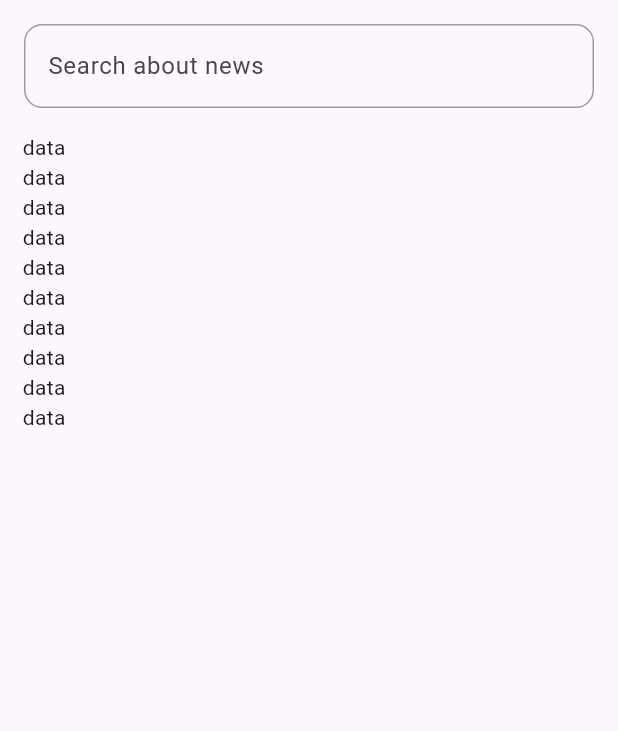
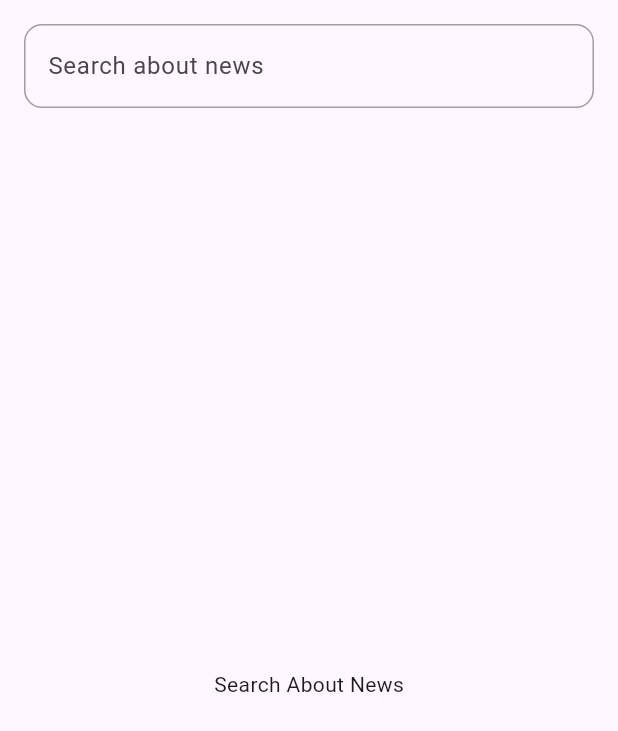
Before and after one commit to aymangomaa604/news_app_with_cleanArch, a Flutter app: the SearchView screen opened by its route, on a phone screen of 412 x 824 dp. Shown: the top 731 px of the screen. Run offline on Flutter 3.47's test engine with Material 3 defaults, Android fonts, the phone set to English and light mode, and no system bars; our stand-ins replace bloc, dartz, dio, flutter_bloc, go_router, hive and 1 more; accounts and stored records are empty; network calls fail.

Commit message:
clean arch done

```diff
--- a/lib/core/utils/consts.dart
+++ b/lib/core/utils/consts.dart
@@ -1 +1,2 @@
 const kAllNews = 'box';
+const kSearchNews = 'box2';
--- /dev/null
+++ b/lib/features/search/data/models/repos/Search_repo_imp.dart
@@ -0,0 +1,39 @@
+import 'package:dartz/dartz.dart';
+import 'package:dio/dio.dart';
+import 'package:flutter/foundation.dart';
+import 'package:news_app_with_cleanarch/core/utils/errors/failure.dart';
+import 'package:news_app_with_cleanarch/features/search/data/remote_data_source/searc_Local_data_source.dart';
+import 'package:news_app_with_cleanarch/features/search/data/remote_data_source/search_remote_data_source.dart';
+import 'package:news_app_with_cleanarch/features/search/domain/entity/search_news_entity.dart';
+import 'package:news_app_with_cleanarch/features/search/domain/repos/search_repo.dart';
+
+class SearchRepoImp extends SearchRepo {
+  final SearchRemoteDataSource searchRemoteDataSource;
+  final SearchLocalDataSource searchLocalDataSource;
+
+  SearchRepoImp(
+      {required this.searchRemoteDataSource,
+      required this.searchLocalDataSource});
+  @override
+  Future<Either<Failure, List<SearchNewsEntity>>> fetchSearchNews(
+      {required String category }) async {
+    List<SearchNewsEntity> news;
+
+    try {
+      news = await searchRemoteDataSource.fetChSearchNews(category: category);
+
+      if (news.isNotEmpty) {
+        return right(news);
+      } else {
+        news = searchLocalDataSource.fetchSearchNews();
+        return right(news);
+      }
+    } catch (e) {
+      if (e is DioException) {
+        return left(ServerFailure.fromDioException(e));
+      } else {
+        return left(ServerFailure(e.toString()));
+      }
+    }
+  }
+}
--- /dev/null
+++ b/lib/features/search/data/models/search_news_model/search_news_model.dart
@@ -0,0 +1,53 @@
+import 'package:news_app_with_cleanarch/features/search/domain/entity/search_news_entity.dart';
+
+import 'source.dart';
+
+class SearchNewsModel extends SearchNewsEntity{
+	Source? source;
+	dynamic author;
+	String? title;
+	String? description;
+	String? url;
+	String? urlToImage;
+	String? publishedAt;
+	String? content;
+
+	SearchNewsModel({
+		this.source,
+		this.author,
+		this.title,
+		this.description,
+		this.url,
+		this.urlToImage,
+		this.publishedAt,
+		this.content,
+	}) : super(image:urlToImage ?? '', tiTle: title?? '', subTitle:description ??'', uRl: url??'');
+
+	factory SearchNewsModel.fromJson(Map<String, dynamic> json) {
+		return SearchNewsModel(
+			source: json['source'] == null
+						? null
+						: Source.fromJson(json['source'] as Map<String, dynamic>),
+			author: json['author'] as dynamic,
+			title: json['title'] as String?,
+			description: json['description'] as String?,
+			url: json['url'] as String?,
+			urlToImage: json['urlToImage'] as String?,
+			publishedAt: json['publishedAt'] as String?,
+			content: json['content'] as String?,
+		);
+	}
+
+
+
+	Map<String, dynamic> toJson() => {
+				'source': source?.toJson(),
+				'author': author,
+				'title': title,
+				'description': description,
+				'url': url,
+				'urlToImage': urlToImage,
+				'publishedAt': publishedAt,
+				'content': content,
+			};
+}
--- /dev/null
+++ b/lib/features/search/data/remote_data_source/searc_Local_data_source.dart
@@ -0,0 +1,15 @@
+import 'package:hive/hive.dart';
+import 'package:news_app_with_cleanarch/core/utils/consts.dart';
+import 'package:news_app_with_cleanarch/features/search/domain/entity/search_news_entity.dart';
+
+abstract class SearchLocalDataSource {
+  List<SearchNewsEntity> fetchSearchNews();
+}
+
+class SearchLocalDataSourceImp extends SearchLocalDataSource {
+  @override
+List<SearchNewsEntity> fetchSearchNews() {
+    var box = Hive.box<SearchNewsEntity>(kSearchNews);
+    return  box.values.toList();
+  }
+}
--- /dev/null
+++ b/lib/features/search/data/remote_data_source/search_remote_data_source.dart
@@ -0,0 +1,30 @@
+import 'package:hive/hive.dart';
+import 'package:news_app_with_cleanarch/core/utils/api_services.dart';
+import 'package:news_app_with_cleanarch/core/utils/consts.dart';
+import 'package:news_app_with_cleanarch/features/home/domain/entity/news_entity.dart';
+import 'package:news_app_with_cleanarch/features/search/data/models/search_news_model/search_news_model.dart';
+import 'package:news_app_with_cleanarch/features/search/domain/entity/search_news_entity.dart';
+
+abstract class SearchRemoteDataSource {
+  Future<List<SearchNewsEntity>> fetChSearchNews({required String category});
+}
+
+class SearchRemoteDataSourceImp extends SearchRemoteDataSource {
+  final ApiServices apiServices;
+
+  SearchRemoteDataSourceImp(this.apiServices);
+
+  @override
+  Future<List<SearchNewsEntity>> fetChSearchNews({ String? category }) async {
+    var data = await apiServices.get(
+        url:
+            'https://newsapi.org/v2/everything?q=$category&apiKey=3565d7441a8b4a9b9b00e647c55b5ad0');
+    List<SearchNewsEntity> news = [];
+    for (var element in data['articles']) {
+      news.add(SearchNewsModel.fromJson(element));
+    }
+     var box = Hive.box<SearchNewsEntity>(kSearchNews);
+    box.addAll(news);
+    return news;
+  }
+}
--- a/lib/features/search/domain/entity/search_news_entity.dart
+++ b/lib/features/search/domain/entity/search_news_entity.dart
@@ -1,10 +1,14 @@
-
-class SearchNewsEntity  {
-
+import 'package:hive/hive.dart';
+part 'search_news_entity.g.dart';
+@HiveType(typeId: 1)
+class SearchNewsEntity extends HiveObject {
+  @HiveField(0)
   final String image;
-
+  @HiveField(1)
   final String tiTle;
+  @HiveField(2)
   final String subTitle;
+  @HiveField(3)
   final String uRl;
 
   SearchNewsEntity(
--- a/lib/features/search/domain/repos/search_repo.dart
+++ b/lib/features/search/domain/repos/search_repo.dart
@@ -3,5 +3,5 @@ import 'package:news_app_with_cleanarch/core/utils/errors/failure.dart';
 import 'package:news_app_with_cleanarch/features/search/domain/entity/search_news_entity.dart';
 
 abstract class SearchRepo {
-  Future <Either <Failure, List<SearchNewsEntity>>> fetchSearchNews({String category});
+  Future <Either <Failure, List<SearchNewsEntity>>> fetchSearchNews( {required String category });
 }
--- a/lib/features/search/domain/use_case/search_use_case.dart
+++ b/lib/features/search/domain/use_case/search_use_case.dart
@@ -14,7 +14,7 @@ class SearchNewsUseCase extends UseCase<List<SearchNewsEntity>, String> {
 
   @override
   Future<Either<Failure, List<SearchNewsEntity>>> fetchSearchNews(
-      [String? param]) {
-    return searchRepo.fetchSearchNews(category: param!);
+      [String? param ]) async{
+    return await searchRepo.fetchSearchNews(category: param!);
   }
 }
--- a/lib/features/search/presentation/view/seach_view.dart
+++ b/lib/features/search/presentation/view/seach_view.dart
@@ -1,14 +1,33 @@
 import 'package:flutter/material.dart';
+import 'package:flutter_bloc/flutter_bloc.dart';
+import 'package:news_app_with_cleanarch/core/utils/api_services.dart';
 import 'package:news_app_with_cleanarch/features/home/presentation/view/widgets/home_view_body.dart';
+import 'package:news_app_with_cleanarch/features/search/data/models/repos/Search_repo_imp.dart';
+import 'package:news_app_with_cleanarch/features/search/data/remote_data_source/searc_Local_data_source.dart';
+import 'package:news_app_with_cleanarch/features/search/data/remote_data_source/search_remote_data_source.dart';
+import 'package:news_app_with_cleanarch/features/search/domain/use_case/search_use_case.dart';
 import 'package:news_app_with_cleanarch/features/search/presentation/view/widgets/search_view_body.dart';
+import 'package:news_app_with_cleanarch/features/search/presentation/view_model/cubit/search_news_cubit.dart';
 
 class SearchView extends StatelessWidget {
   const SearchView({super.key});
 
   @override
   Widget build(BuildContext context) {
-    return const Scaffold(
-      body: SafeArea(child: SearchViewBody()),
+    return BlocProvider(
+      create: (context) => SearchNewsCubit(
+        SearchNewsUseCase(
+          SearchRepoImp(
+            searchLocalDataSource: SearchLocalDataSourceImp(),
+            searchRemoteDataSource: SearchRemoteDataSourceImp(
+              ApiServices(),
+            ),
+          ),
+        ),
+      ),
+      child:  Scaffold(
+        body: SafeArea(child: SearchViewBody()),
+      ),
     );
   }
 }
--- a/lib/features/search/presentation/view/widgets/custom_text_field.dart
+++ b/lib/features/search/presentation/view/widgets/custom_text_field.dart
@@ -1,13 +1,14 @@
 import 'package:flutter/material.dart';
 
 class CustomTextField extends StatelessWidget {
-  const CustomTextField({super.key});
-
+  const CustomTextField({super.key, this.onSubmitted});
+  final void Function(String)? onSubmitted;
   @override
   Widget build(BuildContext context) {
     return Padding(
       padding: const EdgeInsets.all(16.0),
       child: TextField(
+        onSubmitted: onSubmitted,
         decoration: InputDecoration(
           hintText: 'Search about news',
           border: OutlineInputBorder(
--- a/lib/features/search/presentation/view/widgets/search_news_list_view.dart
+++ b/lib/features/search/presentation/view/widgets/search_news_list_view.dart
@@ -1,15 +1,32 @@
 import 'package:flutter/material.dart';
+import 'package:flutter_bloc/flutter_bloc.dart';
 import 'package:news_app_with_cleanarch/features/home/presentation/view/widgets/custom_news_item.dart';
+import 'package:news_app_with_cleanarch/features/search/presentation/view/widgets/custom_search_news_item.dart';
+import 'package:news_app_with_cleanarch/features/search/presentation/view_model/cubit/search_news_cubit.dart';
 
 class SearchNewsListView extends StatelessWidget {
   const SearchNewsListView({super.key});
 
   @override
   Widget build(BuildContext context) {
-    return ListView.builder(
-        itemCount: 10,
-        itemBuilder: (context, Index) {
-          return Text('data');
-        });
+    return BlocBuilder<SearchNewsCubit, SearchNewsState>(
+      builder: (context, state) {
+        if (state is SearchNewsSuccess) {
+          return ListView.builder(
+              itemCount: state.news.length,
+              itemBuilder: (context, Index) {
+                return CustomSearchNewsItem(
+                  searchNewsEntity: state.news[Index],
+                );
+              });
+        } else if (state is SearchNewsFailure) {
+          return Center(child: Text(state.errMessage));
+        } else if (state is SearchNewsInitial) {
+          return Center(child: Text('Search About News'));
+        } else {
+          return Center(child: CircularProgressIndicator());
+        }
+      },
+    );
   }
 }
--- a/lib/features/search/presentation/view/widgets/search_view_body.dart
+++ b/lib/features/search/presentation/view/widgets/search_view_body.dart
@@ -1,17 +1,24 @@
 import 'package:flutter/material.dart';
 import 'package:flutter/widgets.dart';
+import 'package:flutter_bloc/flutter_bloc.dart';
 import 'package:news_app_with_cleanarch/features/home/presentation/view/widgets/custom_news_item.dart';
 import 'package:news_app_with_cleanarch/features/search/presentation/view/widgets/custom_text_field.dart';
 import 'package:news_app_with_cleanarch/features/search/presentation/view/widgets/search_news_list_view.dart';
+import 'package:news_app_with_cleanarch/features/search/presentation/view_model/cubit/search_news_cubit.dart';
 
 class SearchViewBody extends StatelessWidget {
-  const SearchViewBody({super.key});
-
+  SearchViewBody({super.key});
+  String? value;
   @override
   Widget build(BuildContext context) {
-    return const Column(
+    return Column(
       children: [
-        CustomTextField(),
+        CustomTextField(
+          onSubmitted: (p0) {
+            value = p0;
+            BlocProvider.of<SearchNewsCubit>(context).getSearchNews(category: value!);
+          },
+        ),
         Expanded(
             child: Padding(
           padding: EdgeInsets.symmetric(horizontal: 15),
--- /dev/null
+++ b/lib/features/search/presentation/view_model/cubit/search_news_cubit.dart
@@ -0,0 +1,20 @@
+import 'package:bloc/bloc.dart';
+import 'package:meta/meta.dart';
+import 'package:news_app_with_cleanarch/features/search/domain/entity/search_news_entity.dart';
+import 'package:news_app_with_cleanarch/features/search/domain/use_case/search_use_case.dart';
+
+part 'search_news_state.dart';
+
+class SearchNewsCubit extends Cubit<SearchNewsState> {
+  SearchNewsCubit(this.searchNewsUseCase) : super(SearchNewsInitial());
+  final SearchNewsUseCase searchNewsUseCase;
+  Future<void> getSearchNews({required String category }) async {
+    emit(SearchNewsLoading());
+    var result = await searchNewsUseCase.fetchSearchNews(category);
+    result.fold((message) {
+      emit(SearchNewsFailure(errMessage: message.errMessage));
+    }, (news) {
+      emit(SearchNewsSuccess(news: news));
+    });
+  }
+}
--- /dev/null
+++ b/lib/features/search/presentation/view_model/cubit/search_news_state.dart
@@ -0,0 +1,20 @@
+part of 'search_news_cubit.dart';
+
+@immutable
+sealed class SearchNewsState {}
+
+final class SearchNewsInitial extends SearchNewsState {}
+
+final class SearchNewsLoading extends SearchNewsState {}
+
+final class SearchNewsSuccess extends SearchNewsState {
+  final List<SearchNewsEntity> news;
+
+  SearchNewsSuccess({required this.news});
+}
+
+final class SearchNewsFailure extends SearchNewsState {
+  final String errMessage;
+
+  SearchNewsFailure({required this.errMessage});
+}
--- a/lib/main.dart
+++ b/lib/main.dart
@@ -10,10 +10,14 @@ import 'package:news_app_with_cleanarch/features/home/data/repos/home_repo_imp.d
 import 'package:news_app_with_cleanarch/features/home/domain/entity/news_entity.dart';
 import 'package:news_app_with_cleanarch/features/home/domain/use_case/home_use_case.dart';
 import 'package:news_app_with_cleanarch/features/home/presentation/view_model/cubit/all_news_cubit.dart';
+import 'package:news_app_with_cleanarch/features/search/domain/entity/search_news_entity.dart';
 
 void main() async {
   await Hive.initFlutter();
+   Hive.registerAdapter(SearchNewsEntityAdapter());
    Hive.registerAdapter(NewsEntityAdapter());
+     await Hive.openBox<SearchNewsEntity>(kSearchNews);
+
   await Hive.openBox<NewsEntity>(kAllNews);
   runApp(const NewsApp());
 }
```
Also changed, not shown: lib/features/search/data/models/search_news_model/source.dart (added, +16 -0 lines), lib/features/search/presentation/view/widgets/custom_search_news_item.dart (added, +32 -0 lines), lib/features/search/domain/entity/search_news_entity.g.dart (added).
